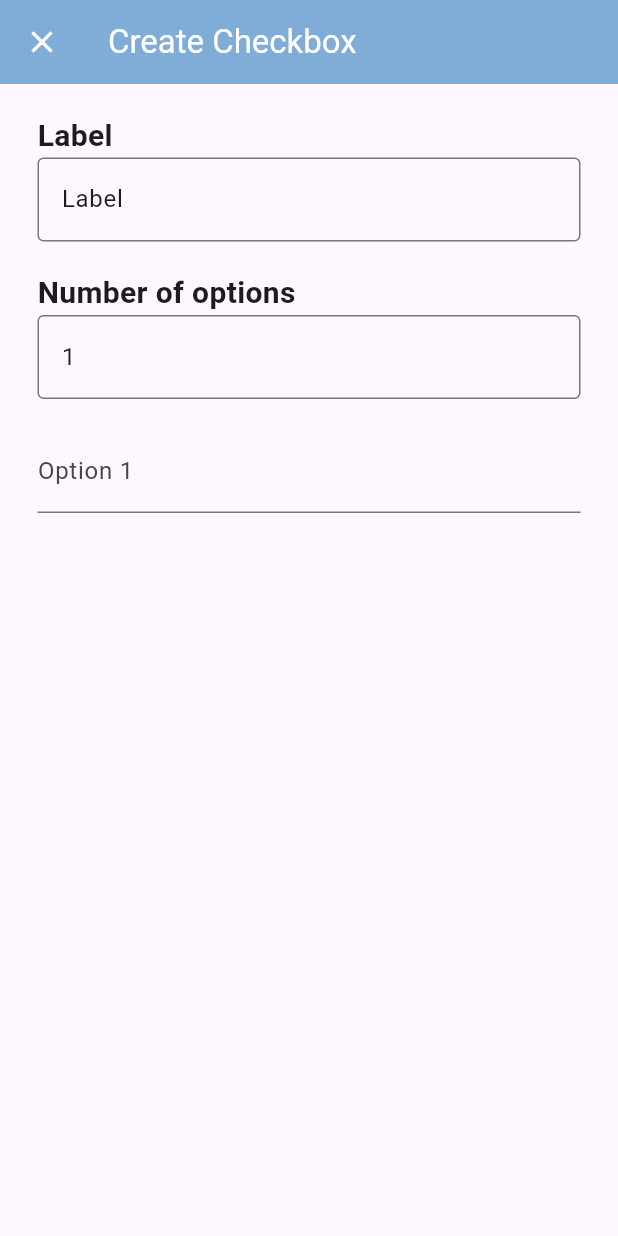
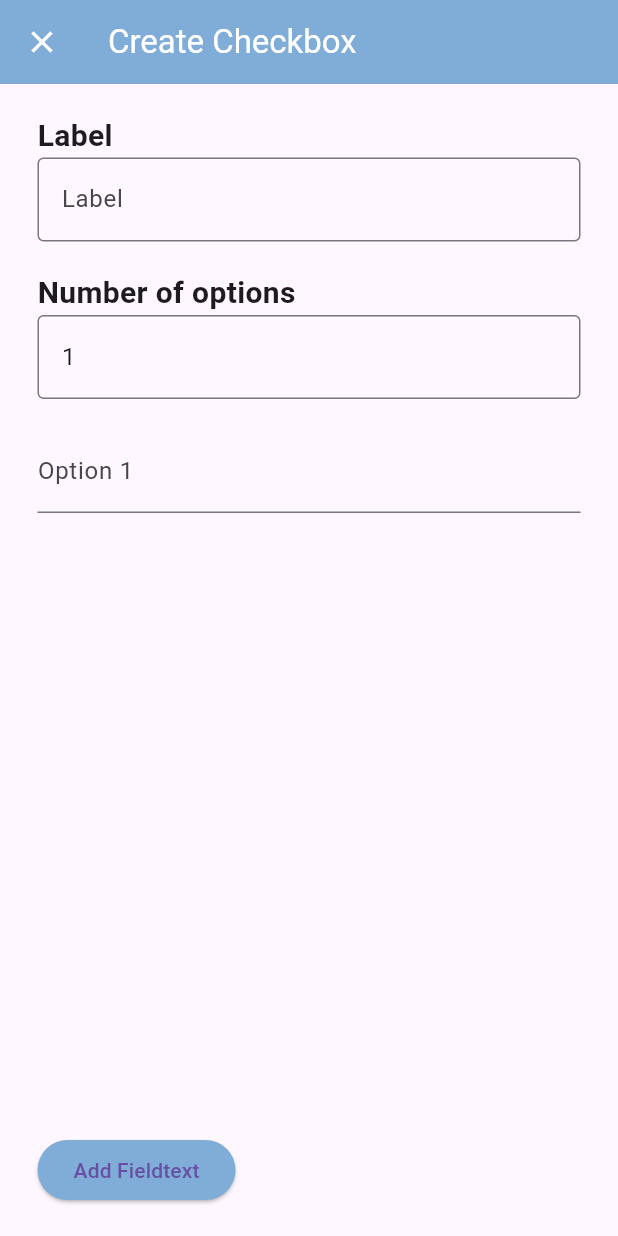
Before and after one commit to WildKoala23/Softshares, a Flutter app: the customCheckboxForm screen opened by its route, on a phone screen of 412 x 824 dp. Run offline on Flutter 3.47's test engine with Material 3 defaults, Android fonts, the phone set to English and light mode, and no system bars; our stand-ins replace google_fonts, table_calendar; missing offline and left inert: dev_icons.

Commit message:
validation on custom checkbox

```diff
--- a/lib/Components/customCheckbox.dart
+++ b/lib/Components/customCheckbox.dart
@@ -19,10 +19,6 @@ class _customCheckboxState extends State<customCheckbox> {
     super.initState();
     // Initialize all options as unselected
     selectedOptions = List<bool>.filled(widget.options.length, false);
-    /*Remove null char at the end of list */
-    if (widget.options.length > 1) {
-      widget.options.removeLast();
-    }
   }
 
   @override
--- a/lib/Pages/createCheckboxForm.dart
+++ b/lib/Pages/createCheckboxForm.dart
@@ -4,121 +4,147 @@ import 'package:softshares/Components/formAppBar.dart';
 class customCheckboxForm extends StatefulWidget {
   customCheckboxForm({super.key});
 
-  Color containerColor = const Color(0xFFFEF7FF);
-  Color appBarColor = const Color(0xff80ADD7);
-  Color appBarFont = const Color(0xFFFFFFFF);
-  Color mainColor = const Color(0xff80ADD7);
+  final Color containerColor = const Color(0xFFFEF7FF);
+  final Color appBarColor = const Color(0xff80ADD7);
+  final Color appBarFont = const Color(0xFFFFFFFF);
+  final Color mainColor = const Color(0xff80ADD7);
 
   @override
-  State<customCheckboxForm> createState() => _customCheckboxFormState();
+  State<customCheckboxForm> createState() => _CustomCheckboxFormState();
 }
 
-class _customCheckboxFormState extends State<customCheckboxForm> {
-  TextEditingController labelController = TextEditingController();
-  /*Number of options controller */
-  TextEditingController numOptController = TextEditingController();
+class _CustomCheckboxFormState extends State<customCheckboxForm> {
+  final TextEditingController labelController = TextEditingController();
+  final TextEditingController numOptController = TextEditingController();
 
-  /*List of controllers to controll user defined textfields*/
-  List<TextEditingController> controllers = [];
+  final List<TextEditingController> controllers = [];
+  final List<String> options = [];
 
-  /*Options that the user has created*/
-  List<String> options = [];
-  /*Label to the Radio Button in the form*/
   String userLabel = '';
-
-  /*Number of options to spawn*/
-  int opt_num = 1;
+  int optNum = 1;
 
   @override
   void initState() {
     super.initState();
-    // Initialize controllers based on the itemCount
+    numOptController.text = optNum.toString();
     addControllers();
-    /*Placeholder*/
-    numOptController.text = "1";
-    labelController.text = "Label";
   }
 
-  void clearIndexControllers() {
-    for (int i = 0; i < opt_num; i++) {
-      controllers.remove(TextEditingController());
+  @override
+  void dispose() {
+    labelController.dispose();
+    numOptController.dispose();
+    for (var controller in controllers) {
+      controller.dispose();
     }
+    super.dispose();
+  }
+
+  void clearControllers() {
+    for (var controller in controllers) {
+      controller.dispose();
+    }
+    controllers.clear();
   }
 
   void addControllers() {
-    for (int i = 0; i < opt_num; i++) {
+    for (int i = 0; i < optNum; i++) {
       controllers.add(TextEditingController());
     }
   }
 
-  void returnValues() {
-    setState(() {
+  int returnValues() {
+    options.clear();
+    int result = 1;
+    if (labelController.text.isEmpty) {
+      result = -1;
+    } else {
       userLabel = labelController.text;
       for (var controller in controllers) {
+        if (controller.text.isEmpty) {
+          result = 0;
+          break;
+        }
         options.add(controller.text);
       }
-    });
+    }
+    return result;
+  }
+
+  void showAlertDialog(String title, String content) {
+    showDialog<void>(
+      context: context,
+      barrierDismissible: false,
+      builder: (context) {
+        return AlertDialog(
+          title: Text(title),
+          content: Text(content),
+          actions: [
+            TextButton(
+              onPressed: () {
+                Navigator.pop(context);
+              },
+              child: const Text('Try again'),
+            ),
+          ],
+        );
+      },
+    );
   }
 
   @override
   Widget build(BuildContext context) {
     return Scaffold(
-      appBar: formAppbar(title: 'Create Checkbox'),
+      appBar: const formAppbar(title: 'Create Checkbox'),
       body: Padding(
-        padding: const EdgeInsets.only(left: 25, right: 25, top: 20),
+        padding: const EdgeInsets.symmetric(horizontal: 25, vertical: 20),
         child: Column(
           crossAxisAlignment: CrossAxisAlignment.start,
           children: [
-            const SizedBox(
-              child: Text(
-                'Label',
-                style: TextStyle(fontSize: 20, fontWeight: FontWeight.bold),
-              ),
+            const Text(
+              'Label',
+              style: TextStyle(fontSize: 20, fontWeight: FontWeight.bold),
             ),
             labelContent(),
-            const SizedBox(
-                child: Text(
+            const Text(
               'Number of options',
               style: TextStyle(fontSize: 20, fontWeight: FontWeight.bold),
-            )),
+            ),
             numOptionContent(),
             Expanded(
               child: ListView.builder(
-                  itemCount: opt_num,
-                  itemBuilder: (context, index) {
-                    return Container(
-                      child: TextField(
-                        /*Assign controller based on index */
-                        controller: controllers[index],
-                        decoration:
-                            InputDecoration(labelText: 'Option ${index + 1}'),
-                      ),
-                    );
-                  }),
-            )
+                itemCount: optNum,
+                itemBuilder: (context, index) {
+                  return TextField(
+                    controller: controllers[index],
+                    decoration: InputDecoration(labelText: 'Option ${index + 1}'),
+                  );
+                },
+              ),
+            ),
+            addBtn(),
           ],
         ),
       ),
     );
   }
 
-  AppBar appBar() {
-    return AppBar(
-      backgroundColor: widget.appBarColor,
-      foregroundColor: widget.appBarFont,
-      leading: IconButton(
-        icon: const Icon(Icons.close),
-        onPressed: () => {Navigator.pop(context, null)},
+  ElevatedButton addBtn() {
+    return ElevatedButton(
+      onPressed: () {
+        int result = returnValues();
+        if (result == -1) {
+          showAlertDialog('Invalid label', 'Label must not be empty.');
+        } else if (result == 0) {
+          showAlertDialog('Invalid options', 'Options must not be empty.');
+        } else {
+          Navigator.pop(context, {"userLabel": userLabel, "options": options});
+        }
+      },
+      style: ButtonStyle(
+        backgroundColor: MaterialStateProperty.all<Color>(widget.mainColor),
       ),
-      title: const Text('Create Checkbox'),
-      actions: [
-        IconButton(
-            onPressed: () {
-              returnValues();
-              Navigator.pop(context, {"userLabel":userLabel,"options": options});
-            },
-            icon: const Icon(Icons.check))
-      ],
+      child: const Text('Add Fieldtext'),
     );
   }
 
@@ -128,20 +154,30 @@ class _customCheckboxFormState extends State<customCheckboxForm> {
       child: TextField(
         controller: numOptController,
         onSubmitted: (value) {
-          try {
+          int newOptNum = int.tryParse(value) ?? 1;
+          if (newOptNum > 0) {
             setState(() {
-              clearIndexControllers();
-              opt_num = int.parse(numOptController.text);
+              optNum = newOptNum;
+              clearControllers();
               addControllers();
             });
-          } catch (e) {
-            opt_num = 1;
+          } else {
+            showAlertDialog(
+              'Invalid number of options',
+              'Must be a positive number.',
+            );
+            setState(() {
+              numOptController.text = "1";
+              optNum = 1;
+              clearControllers();
+              addControllers();
+            });
           }
         },
         keyboardType: TextInputType.number,
         decoration: const InputDecoration(
-            border: OutlineInputBorder(
-                borderSide: BorderSide(color: Color(0xFF49454F)))),
+          border: OutlineInputBorder(),
+        ),
       ),
     );
   }
@@ -151,13 +187,10 @@ class _customCheckboxFormState extends State<customCheckboxForm> {
       padding: const EdgeInsets.only(bottom: 20),
       child: TextField(
         controller: labelController,
-        onSubmitted: (value) {
-          userLabel = labelController.text;
-        },
-        keyboardType: TextInputType.name,
         decoration: const InputDecoration(
-            border: OutlineInputBorder(
-                borderSide: BorderSide(color: Color(0xFF49454F)))),
+          labelText: 'Label',
+          border: OutlineInputBorder(),
+        ),
       ),
     );
   }
```
